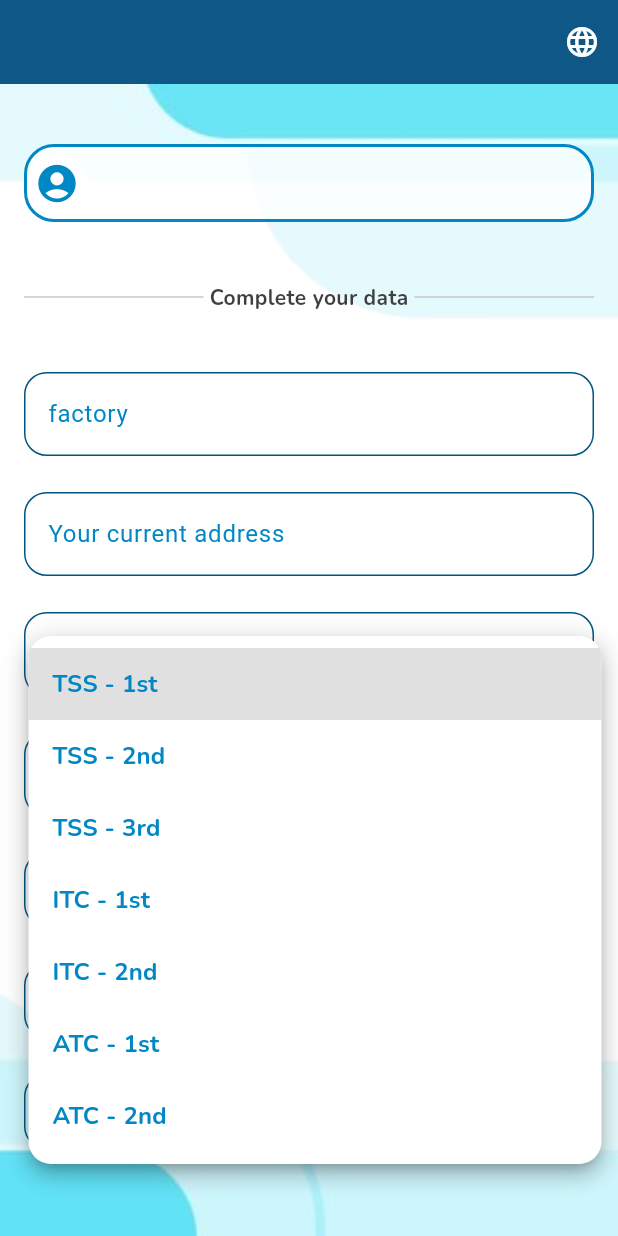
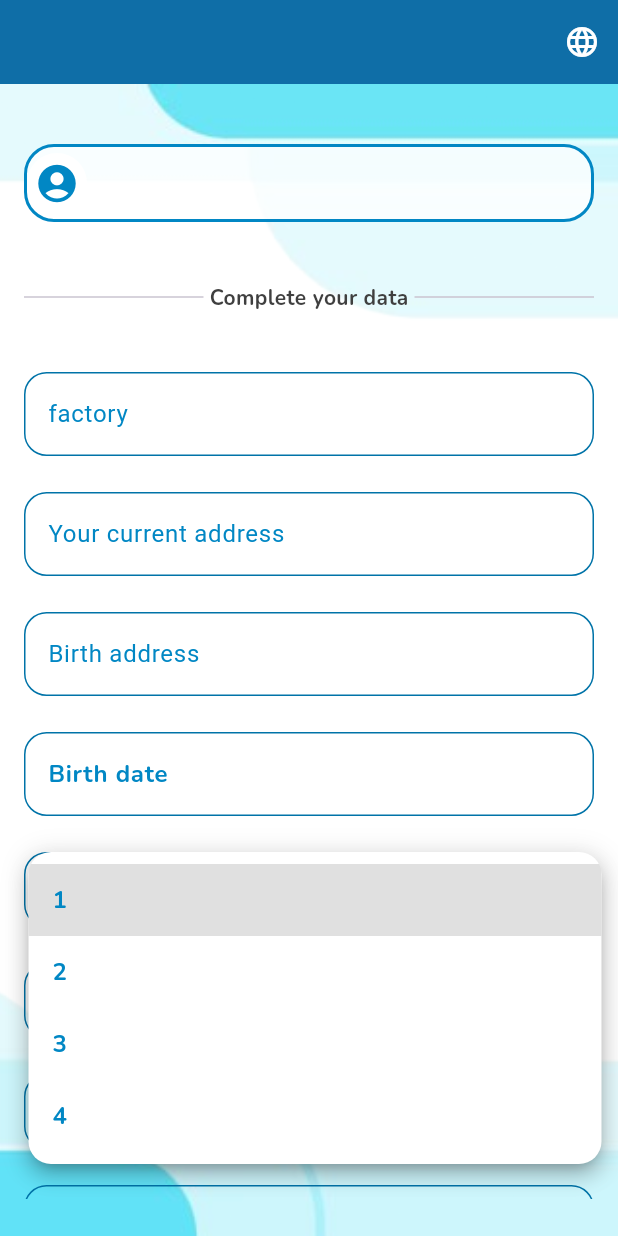
Before and after one commit to randasabry2002/aitu_app, a Flutter app: the CompleteStudentData screen opened directly with empty values, after a tap on "select your academic year", on a phone screen of 412 x 824 dp. Run offline on Flutter 3.47's test engine with Material 3 defaults, Android fonts, the phone set to English and light mode, and no system bars; our stand-ins replace cloud_firestore, connectivity_plus, dio, firebase_auth, firebase_core, flutter_rating_bar and 9 more; missing offline and left inert: flutter_pdfview; accounts and stored records are empty.

Commit message:
complete data

```diff
--- a/lib/models/student.dart
+++ b/lib/models/student.dart
@@ -1,5 +1,5 @@
 class Student {
-  final String academicYear;
+  final String stage;
   final String address;
   final String birthAddress;
   final String birthDate;
@@ -14,9 +14,9 @@ class Student {
   final String phone;
   final String state;
   final String? password;
-
+  final int grade;
   Student({
-    required this.academicYear,
+    required this.stage,
     required this.address,
     required this.birthAddress,
     required this.birthDate,
@@ -31,6 +31,7 @@ class Student {
     required this.phone,
     required this.state,
     this.password,
+    required this.grade,
   });
 
   static Student fromJson(Map<String, dynamic> json) {
@@ -43,13 +44,14 @@ class Student {
       address: json['address'] ?? '',
       birthAddress: json['birthAddress'] ?? '',
       birthDate: json['birthDate'] ?? '',
-      academicYear: json['academicYear'] ?? '',
+      stage: json['stage'] ?? '',
       department: json['department'] ?? '',
       factory: json['factory'] ?? '',
       factoryType: json['factoryType'] ?? true,
       state: json['state'] ?? '',
       gender: json['gender'] ?? '',
       nationalID: json['nationalID'] ?? '',
+      grade : json['grade'] ?? 0,
     );
   }
 }
--- a/lib/screens/Sign_In&Up/SignInScreen.dart
+++ b/lib/screens/Sign_In&Up/SignInScreen.dart
@@ -58,7 +58,7 @@ class _SignInScreenState extends State<SignInScreen> {
           : TextDirection.ltr,
       child: Scaffold(
         appBar: AppBar(
-          backgroundColor: Color(0xFF0187c4),
+          backgroundColor: secondaryColor,
           actions: <Widget>[
             // Language Selector Icon
             PopupMenuButton<String>(
--- a/lib/screens/student data/completeStudentData.dart
+++ b/lib/screens/student data/completeStudentData.dart
@@ -23,16 +23,10 @@ class _CompleteStudentDataState extends State<CompleteStudentData> {
   DocumentSnapshot? studentDoc;
   // String studentCode = '';
   String name = '';
-  List<String> academicYears = [
-    'TSS - 1st',
-    'TSS - 2nd',
-    'TSS - 3rd',
-    'ITC - 1st',
-    'ITC - 2nd',
-    'ATC - 1st',
-    'ATC - 2nd'
-  ];
-  String? selectedAcademicYear;
+  List<String> stage = ['معهد', 'كلية', 'مدرسة'];
+  List<int> grade = [1, 2, 3, 4];
+
+  String? selectedStage;
   List<String> departments = [
     'Mechanical Technology',
     'Electrical Technology',
@@ -44,7 +38,7 @@ class _CompleteStudentDataState extends State<CompleteStudentData> {
   String currentAddress = '';
   String birthAddress = '';
   String factory = '';
-
+  int? selectedGrade;
   final TextEditingController emailController = TextEditingController();
   final TextEditingController factoryController = TextEditingController();
   final TextEditingController phoneController = TextEditingController();
@@ -53,7 +47,8 @@ class _CompleteStudentDataState extends State<CompleteStudentData> {
   final TextEditingController birthAddressController = TextEditingController();
   final TextEditingController birthDateController = TextEditingController();
   Future<void> getDataWithStudentId() async {
-    QuerySnapshot querySnapshot = await FirebaseFirestore.instance
+    QuerySnapshot querySnapshot =
+        await FirebaseFirestore.instance
             .collection('StudentsTable')
             .where('code', isEqualTo: widget.studentCode)
             .get();
@@ -67,13 +62,14 @@ class _CompleteStudentDataState extends State<CompleteStudentData> {
   bool isDataCompleted = false;
 
   void checkDataComplete() {
-    if (selectedAcademicYear != null &&
+    if (selectedStage != null &&
         stuedentDepartment != null &&
         selectedGender != null &&
         birthAddressController.text.isNotEmpty &&
         currentAddress.isNotEmpty &&
         birthAddress.isNotEmpty &&
-        factory.isNotEmpty) {
+        factory.isNotEmpty &&
+        selectedGrade != null) {
       isDataCompleted = true;
     } else {
       isDataCompleted = false;
@@ -91,7 +87,8 @@ class _CompleteStudentDataState extends State<CompleteStudentData> {
   @override
   Widget build(BuildContext context) {
     return Directionality(
-      textDirection: Get.locale?.languageCode == 'ar'
+      textDirection:
+          Get.locale?.languageCode == 'ar'
               ? TextDirection.rtl
               : TextDirection.ltr,
       child: Scaffold(
@@ -214,8 +211,8 @@ class _CompleteStudentDataState extends State<CompleteStudentData> {
                       CreateInput(
                         controller: currentAddressController,
                         keyboardType: TextInputType.text,
-                        onChanged: (value) =>
-                            setState(() => currentAddress = value),
+                        onChanged:
+                            (value) => setState(() => currentAddress = value),
                         labelText: 'Your current address'.tr,
                       ),
                       SizedBox(height: 24.0),
@@ -224,8 +221,8 @@ class _CompleteStudentDataState extends State<CompleteStudentData> {
                       CreateInput(
                         controller: birthAddressController,
                         keyboardType: TextInputType.text,
-                        onChanged: (value) =>
-                            setState(() => birthAddress = value),
+                        onChanged:
+                            (value) => setState(() => birthAddress = value),
                         labelText: 'Birth address'.tr,
                       ),
                       SizedBox(height: 24.0),
@@ -263,7 +260,8 @@ class _CompleteStudentDataState extends State<CompleteStudentData> {
                           child: TextField(
                             readOnly: true,
                             controller: birthDateController,
-                            onChanged: (value) => setState(
+                            onChanged:
+                                (value) => setState(
                                   () => birthAddressController.text = value,
                                 ),
                             decoration: InputDecoration(
@@ -289,7 +287,59 @@ class _CompleteStudentDataState extends State<CompleteStudentData> {
                       ),
                       SizedBox(height: 24.0),
 
-                      //academic year
+                      //stage
+                      Container(
+                        width: double.infinity,
+                        padding: EdgeInsets.symmetric(horizontal: 18),
+                        decoration: BoxDecoration(
+                          border: Border.all(color: secondaryColor),
+                          borderRadius: BorderRadius.circular(15),
+                        ),
+                        child: DropdownButtonHideUnderline(
+                          child: DropdownButton<String>(
+                            borderRadius: BorderRadius.circular(15),
+                            dropdownColor: const Color.fromARGB(
+                              255,
+                              255,
+                              255,
+                              255,
+                            ),
+                            hint: Text(
+                              'stage'.tr,
+                              style: TextStyle(
+                                color: mainColor,
+                                fontSize: 16,
+                                fontFamily: 'mainFont',
+                                fontWeight: FontWeight.bold,
+                              ),
+                            ),
+                            value: selectedStage,
+                            onChanged: (newValue) {
+                              setState(() {
+                                selectedStage = newValue;
+                              });
+                            },
+                            items:
+                                stage.map((stage) {
+                                  return DropdownMenuItem<String>(
+                                    value: stage,
+                                    child: Text(
+                                      stage,
+                                      style: TextStyle(
+                                        color: Colors.black,
+                                        fontSize: 16,
+                                        fontFamily: 'mainFont',
+                                        fontWeight: FontWeight.bold,
+                                      ),
+                                    ),
+                                  );
+                                }).toList(),
+                          ),
+                        ),
+                      ),
+
+                      SizedBox(height: 24.0),
+                      //grade
                       Container(
                         width: double.infinity,
                         padding: EdgeInsets.symmetric(horizontal: 18),
@@ -314,17 +364,18 @@ class _CompleteStudentDataState extends State<CompleteStudentData> {
                               fontWeight: FontWeight.bold,
                             ),
                           ),
-                          value: selectedAcademicYear,
+                          value: selectedGrade.toString(),
                           onChanged: (newValue) {
                             setState(() {
-                              selectedAcademicYear = newValue;
+                              selectedGrade = newValue as int;
                             });
                           },
-                          items: academicYears.map((year) {
+                          items:
+                              grade.map((grade) {
                                 return DropdownMenuItem<String>(
-                              value: year,
+                                  value: grade.toString(),
                                   child: Text(
-                                year,
+                                    grade.toString(),
                                     style: TextStyle(
                                       color: mainColor,
                                       fontSize: 16.0,
@@ -370,7 +421,8 @@ class _CompleteStudentDataState extends State<CompleteStudentData> {
                                 stuedentDepartment = newValue;
                               });
                             },
-                            items: departments.map((department) {
+                            items:
+                                departments.map((department) {
                                   return DropdownMenuItem<String>(
                                     value: department,
                                     child: Text(
@@ -420,7 +472,8 @@ class _CompleteStudentDataState extends State<CompleteStudentData> {
                               selectedGender = newValue;
                             });
                           },
-                          items: gender.map((gender) {
+                          items:
+                              gender.map((gender) {
                                 return DropdownMenuItem<String>(
                                   value: gender,
                                   child: Text(
@@ -458,18 +511,19 @@ class _CompleteStudentDataState extends State<CompleteStudentData> {
                                 .collection('StudentsTable')
                                 .doc(widget.studentCode)
                                 .update({
-                              'academicYear': selectedAcademicYear,
+                                  'grade': selectedGrade,
                                   'department': stuedentDepartment,
                                   'gender': selectedGender,
                                   'birthDate': birthDateController.text,
                                   'address': currentAddress,
                                   'birthAddress': birthAddress,
                                   'factory': factory,
+                                  'stage': selectedStage,
                                 });
                             // Navigate to the next page
-                            Get.offAll(SignInScreen(
-                              studentCode: widget.studentCode,
-                            ));
+                            Get.offAll(
+                              SignInScreen(studentCode: widget.studentCode),
+                            );
                           } else {
                             ScaffoldMessenger.of(context).showSnackBar(
                               SnackBar(
--- a/lib/services/firestore.dart
+++ b/lib/services/firestore.dart
@@ -9,6 +9,7 @@ class FirebaseService {
         .where('code', isEqualTo: studentCode)
         .get();
     if (querySnapshot.docs.isNotEmpty) {
+      print(querySnapshot.docs[0].data());
       return Student.fromJson(
           querySnapshot.docs[0].data() as Map<String, dynamic>);
     } else {
--- a/lib/shared/constant.dart
+++ b/lib/shared/constant.dart
@@ -1,7 +1,7 @@
 import 'package:flutter/material.dart';
 
 const mainColor = Color(0xFF0187c4);
-const secondaryColor = Color.fromARGB(255, 0, 88, 129);
+const secondaryColor = Color.fromARGB(255, 0, 115, 168);
 // background
 const AssetImage backgroundImage = AssetImage('assets/images/background3.png');
 
```
Also changed, not shown: lib/screens/student data/enterCode.dart (+17 -7 lines), assets/images/background6.png (added). Lines whose indentation alone changed are shown as unchanged.
